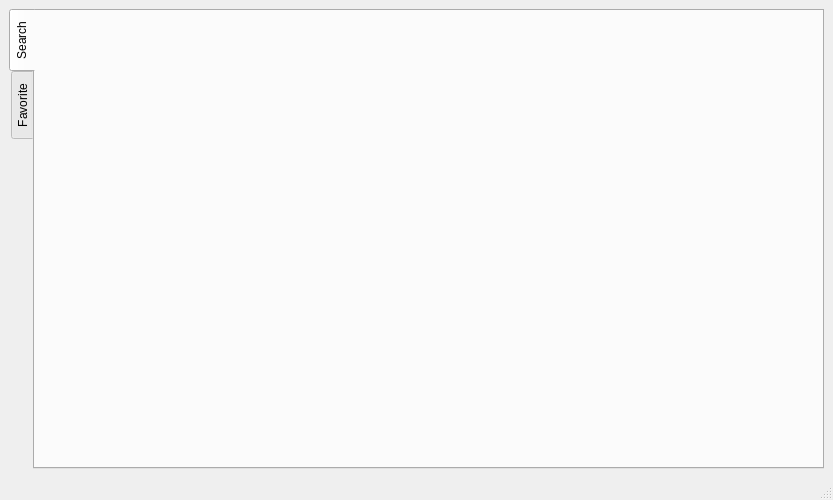
Above: mainwindow.ui from sangpham2710/CS163-Project before the change. Below: the same form after it.
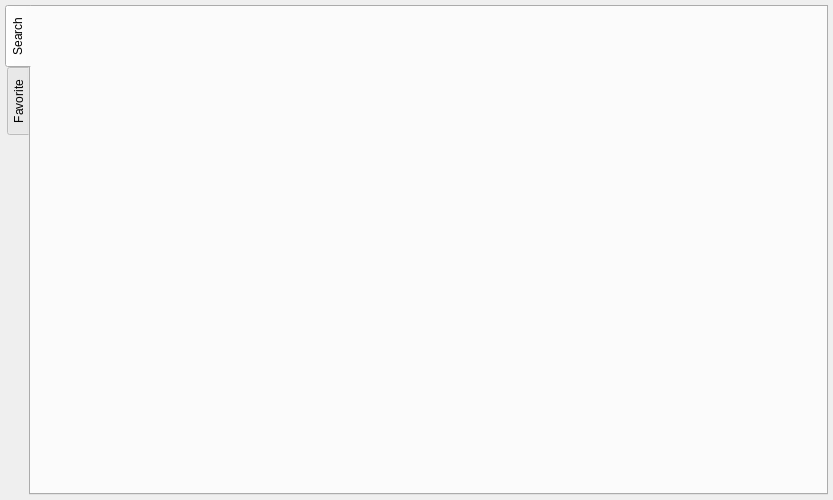
That is the form after the change.

What changed in the file:
```diff
--- a/mainwindow.ui
+++ b/mainwindow.ui
@@ -21,6 +21,18 @@
   </property>
   <widget class="QWidget" name="centralwidget">
    <layout class="QHBoxLayout" name="horizontalLayout">
+    <property name="leftMargin">
+     <number>5</number>
+    </property>
+    <property name="topMargin">
+     <number>5</number>
+    </property>
+    <property name="rightMargin">
+     <number>5</number>
+    </property>
+    <property name="bottomMargin">
+     <number>5</number>
+    </property>
     <item>
      <widget class="QTabWidget" name="tabWidgetDictionary">
       <property name="sizePolicy">
@@ -59,7 +71,6 @@
     </rect>
    </property>
   </widget>
-  <widget class="QStatusBar" name="statusbar"/>
  </widget>
  <resources/>
  <connections/>
```
